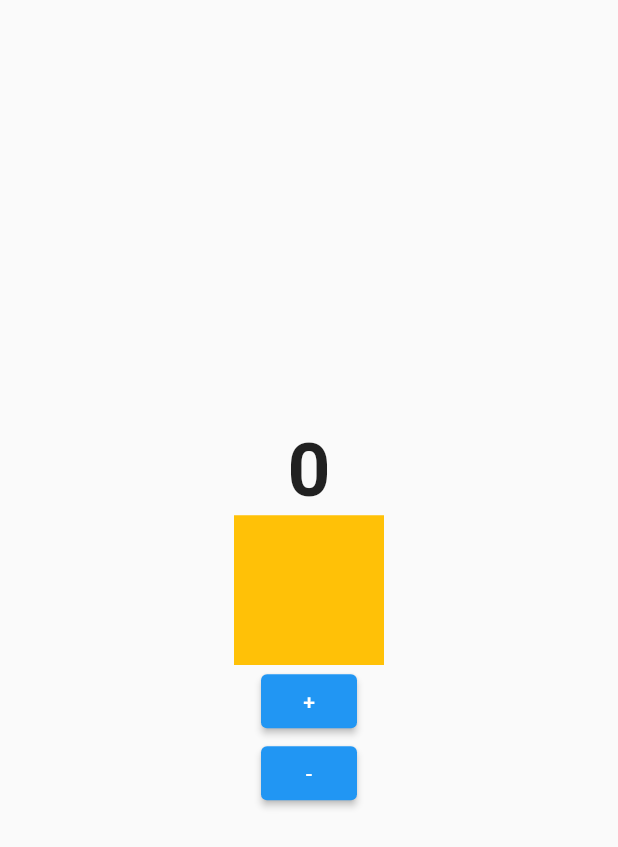
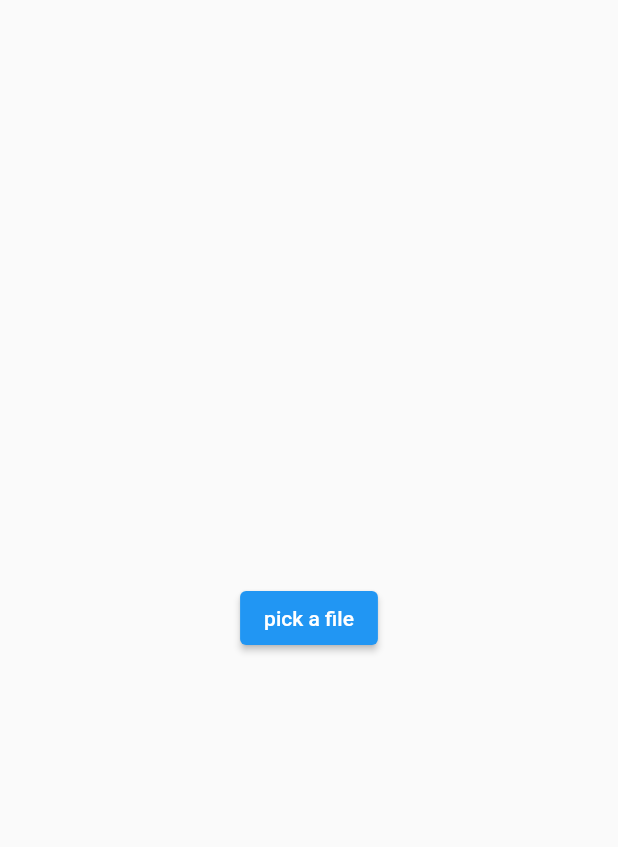
Before and after one commit to esmaeil-koohi/Widget, a Flutter app: the screen it shows after launch, on a phone screen of 412 x 824 dp. Shown: the top 847 px of the screen. Run offline on Flutter 3.47's test engine with Material 2 defaults, Android fonts, the phone set to English and light mode, and no system bars; our stand-ins replace dropdown_search, file_picker.

Commit message:
File picker

```diff
--- /dev/null
+++ b/lib/file_picker.dart
@@ -0,0 +1,38 @@
+import 'dart:io';
+
+import 'package:file_picker/file_picker.dart';
+import 'package:flutter/material.dart';
+
+class FilePickerPackage extends StatefulWidget {
+  const FilePickerPackage({Key? key}) : super(key: key);
+
+  @override
+  State<FilePickerPackage> createState() => _FilePickerPackageState();
+}
+
+class _FilePickerPackageState extends State<FilePickerPackage> {
+  @override
+  Widget build(BuildContext context) {
+    return Scaffold(
+      body: Center(
+        child: ElevatedButton(
+          onPressed: () async {
+            // FilePickerResult? result = await FilePicker.platform.pickFiles( );  // ba in dastor chandta file mishe bardasht
+            FilePickerResult? result = await FilePicker.platform.pickFiles(
+              type: FileType.custom,
+             // allowMultiple: ejaze midim user chnd file entekhab kone
+              allowedExtensions: ['jpg', 'pdf', 'mp4'] , // ba in dastor b user ejaze midim k faqt in file ha k zekr shode ro entekhab kone
+            );  // This command opens the file manager
+           if(result != null){
+           File file = File(result.files.single.path!); // address file ra daryaft mikonim va b server ersal mikonim
+             } else{
+
+           }
+
+          },
+          child: const Text('pick a file'),
+        )
+      ),
+    );
+  }
+}
--- a/lib/main.dart
+++ b/lib/main.dart
@@ -1,9 +1,10 @@
 import 'package:flutter/material.dart';
 import 'package:widget_need/animated_switcher.dart';
+import 'package:widget_need/file_picker.dart';
 import 'package:widget_need/steper_widget.dart';
 import 'package:widget_need/tab_bar_widget.dart';
+import 'dropdown_search.dart';
 
-import 'dropdown_search.dart';
 
 void main() {
   runApp(const MyApp());
@@ -17,7 +18,7 @@ class MyApp extends StatelessWidget {
   Widget build(BuildContext context) {
     return const MaterialApp(
       debugShowCheckedModeBanner: false,
-      home: AnimatedSwitcher1(),
+      home: FilePickerPackage(),
     );
   }
 }
--- a/pubspec.yaml
+++ b/pubspec.yaml
@@ -36,6 +36,7 @@ dependencies:
   # Use with the CupertinoIcons class for iOS style icons.
   cupertino_icons: ^1.0.2
   dropdown_search: ^5.0.6
+  file_picker: ^4.6.1
 
 
 dev_dependencies:
```
Also changed, not shown: pubspec.lock.
